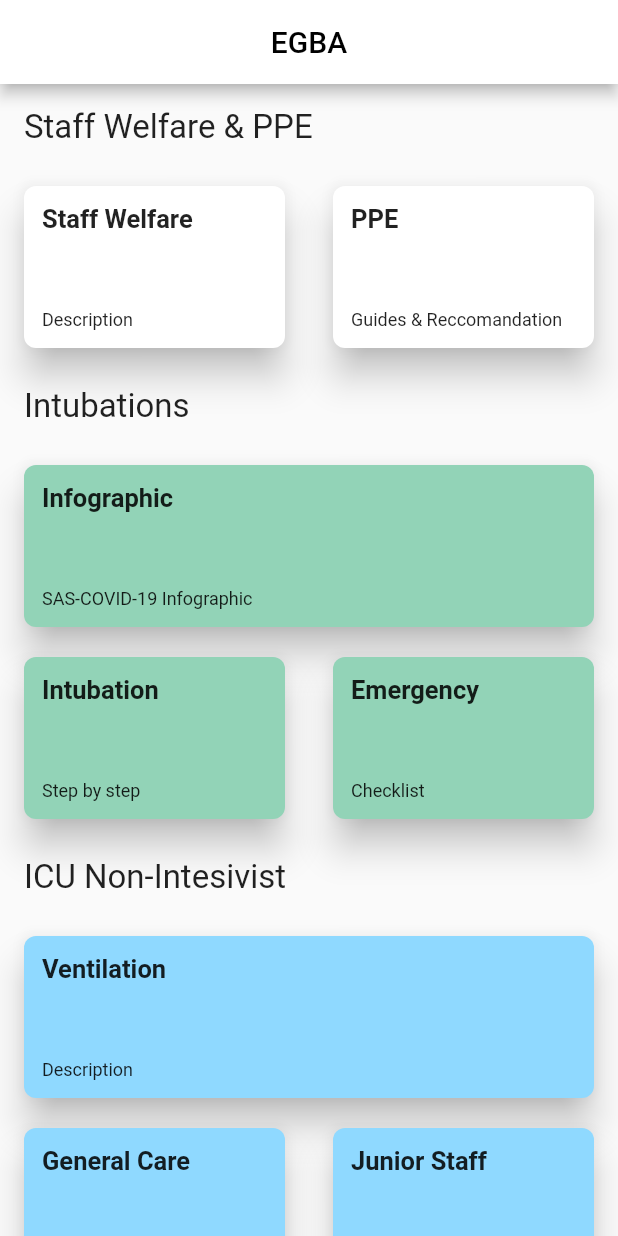
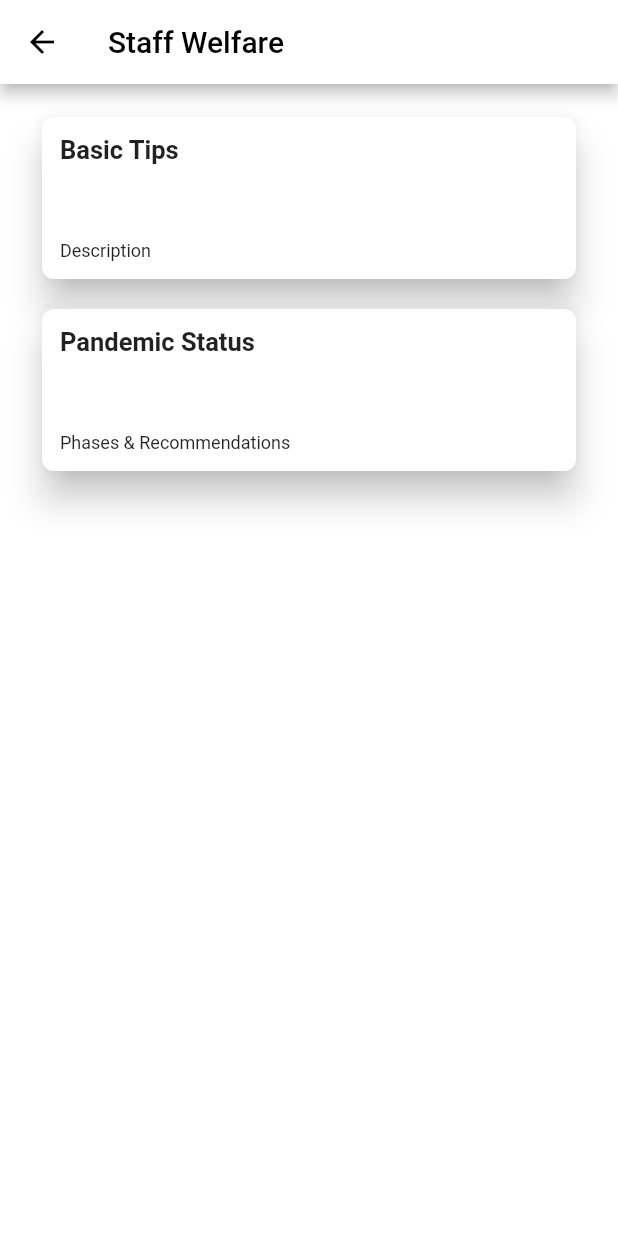
Before and after one commit to Western-Health-Covid19-Collaboration/wh_covid19_app, a Flutter app: the screen it shows after launch, after a tap on "Staff Welfare", on a phone screen of 412 x 824 dp. Run offline on Flutter 3.47's test engine with Material 2 defaults, Android fonts, the phone set to English and light mode, and no system bars.

Commit message:
Implemented StaffWelfareView and PPEView, with routes

```diff
--- a/lib/hard_data.dart
+++ b/lib/hard_data.dart
@@ -9,11 +9,13 @@ final List<ReusableCard> staffWelfare = [
     title: "Staff Welfare",
     description: "Description",
     color: Colors.white,
+    routeTo: "/staff_welfare",
   ),
   ReusableCard(
     title: "PPE",
     description: "Guides & Reccomandation",
     color: Colors.white,
+    routeTo: "/ppe",
   )
 ];
 
--- a/lib/main.dart
+++ b/lib/main.dart
@@ -1,8 +1,8 @@
 import 'package:flutter/material.dart';
 import 'package:wh_covid19/view/home_page.dart';
-import 'package:wh_covid19/view/ppe_technique_view.dart';
+import 'package:wh_covid19/view/ppe_view.dart';
 import 'package:wh_covid19/view/sbs_guide_view.dart';
-import 'package:wh_covid19/view/your_welfare_view.dart';
+import 'package:wh_covid19/view/staff_welfare_view.dart';
 
 void main() => runApp(MyApp());
 
@@ -18,8 +18,8 @@ class MyApp extends StatelessWidget {
       initialRoute: '/',
       routes: {
         '/': (context) => HomePage(),
-        '/ppe_technique': (context) => PPETechniqueView(),
-        '/your_welfare': (context) => YourWelfareView(),
+        '/ppe': (context) => PPEView(),
+        '/staff_welfare': (context) => StaffWelfareView(),
         '/sbs_guidance': (context) => SBSGuideView(),
       },
     );
--- a/lib/view/ppe_technique_view.dart
+++ b/lib/view/staff_welfare_view.dart
@@ -1,26 +1,21 @@
 import 'package:flutter/material.dart';
 import 'package:wh_covid19/widget/reusable_card.dart';
 
-class PPETechniqueView extends StatelessWidget {
-  final title = "PPE Technique";
+class StaffWelfareView extends StatelessWidget {
+  final title = 'Staff Welfare';
   final color = Color.fromRGBO(255, 255, 255, 0.94);
 
   final cards = <ReusableCard>[
     ReusableCard(
-      title: "Putting on Personal Protective Equipment",
-      description: "5 steps",
-      color: Colors.white,
-    ),
-    ReusableCard(
-      title: "Taking off Personal Protective Equipment",
+      title: "Basic Tips",
       description: "Description",
       color: Colors.white,
     ),
     ReusableCard(
-      title: "Taking off Personal Protective Equipment",
-      description: "Description",
+      title: "Pandemic Status",
+      description: "Phases & Recommendations",
       color: Colors.white,
-    )
+    ),
   ];
 
   @override
```
Also changed, not shown: lib/view/ppe_view.dart (renamed from lib/view/your_welfare_view.dart, +6 -6 lines).
